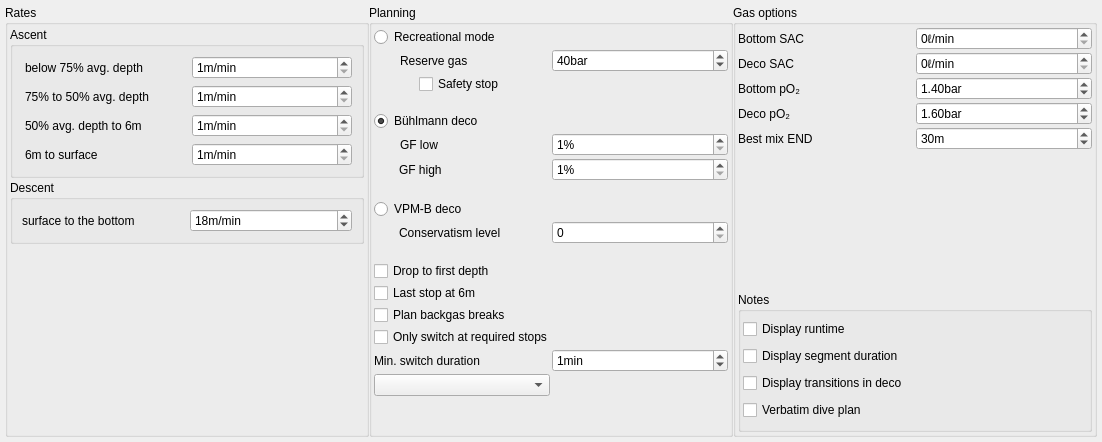
Above: desktop-widgets/plannerSettings.ui from subsurface/subsurface before the change. Below: the same form after it.
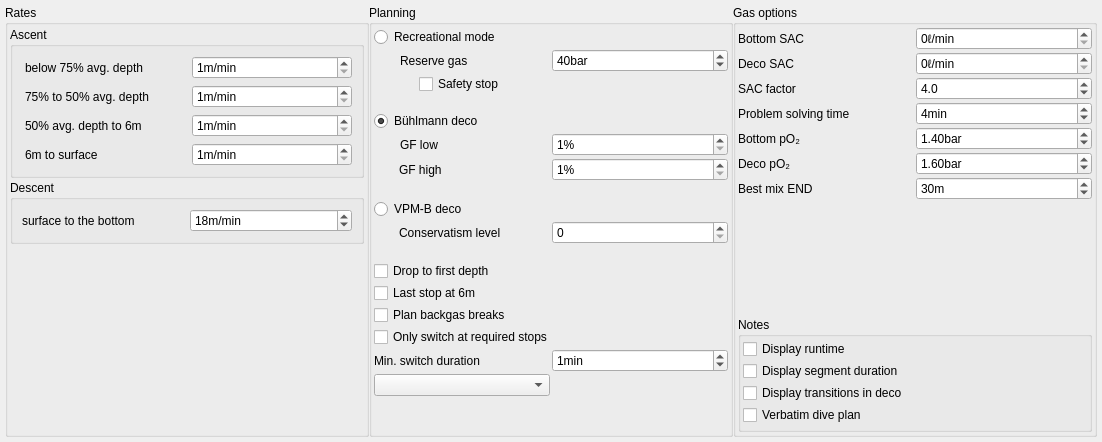
That is the form after the change.

Commit message:
Minimum gas calculation - Calculations and UI parameters
Add minimum gas calculation to planner output.
Add the two UI parameters prefs.sacfactor and prefs.problemsolvingtime.
Connect UI signals and slots for recalculation of diveplan.

Disable minimum gas calculation if there was already a warning before.
If minimum gas result is larger then cylinder start pressure give warning message instead of result.

Add line break before pO2 warnings but only if warnings exist.

The edit to the form file:
```diff
--- a/desktop-widgets/plannerSettings.ui
+++ b/desktop-widgets/plannerSettings.ui
@@ -530,7 +530,40 @@
           <property name="spacing">
            <number>2</number>
           </property>
-          <item row="5" column="0">
+          <item row="1" column="1">
+           <widget class="QDoubleSpinBox" name="decoStopSAC">
+            <property name="suffix">
+             <string>ℓ/min</string>
+            </property>
+            <property name="decimals">
+             <number>0</number>
+            </property>
+            <property name="maximum">
+             <double>99.000000000000000</double>
+            </property>
+           </widget>
+          </item>
+          <item row="1" column="0">
+           <widget class="QLabel" name="decosac">
+            <property name="text">
+             <string>Deco SAC</string>
+            </property>
+           </widget>
+          </item>
+          <item row="8" column="0">
+           <spacer name="verticalSpacer_4">
+            <property name="orientation">
+             <enum>Qt::Vertical</enum>
+            </property>
+            <property name="sizeHint" stdset="0">
+             <size>
+              <width>20</width>
+              <height>20</height>
+             </size>
+            </property>
+           </spacer>
+          </item>
+          <item row="7" column="0">
            <spacer name="verticalSpacer_3">
             <property name="orientation">
              <enum>Qt::Vertical</enum>
@@ -543,7 +576,7 @@
             </property>
            </spacer>
           </item>
-          <item row="2" column="1">
+          <item row="4" column="1">
            <widget class="QDoubleSpinBox" name="bottompo2">
             <property name="suffix">
              <string>bar</string>
@@ -572,7 +605,7 @@
             </property>
            </widget>
           </item>
-          <item row="3" column="1">
+          <item row="5" column="1">
            <widget class="QDoubleSpinBox" name="decopo2">
             <property name="suffix">
              <string>bar</string>
@@ -588,7 +621,7 @@
             </property>
            </widget>
           </item>
-          <item row="4" column="1">
+          <item row="6" column="1">
            <widget class="QSpinBox" name="bestmixEND">
             <property name="suffix">
              <string>m</string>
@@ -614,21 +647,21 @@
             </property>
            </widget>
           </item>
-          <item row="2" column="0">
+          <item row="4" column="0">
            <widget class="QLabel" name="bottompO2">
             <property name="text">
              <string>Bottom pO₂</string>
             </property>
            </widget>
           </item>
-          <item row="4" column="0">
+          <item row="6" column="0">
            <widget class="QLabel" name="bestEND">
             <property name="text">
              <string>Best mix END</string>
             </property>
            </widget>
           </item>
-          <item row="6" column="0" colspan="2">
+          <item row="8" column="0" colspan="2">
            <widget class="QGroupBox" name="Notes">
             <property name="title">
              <string>Notes</string>
@@ -692,45 +725,67 @@
             </layout>
            </widget>
           </item>
-          <item row="1" column="1">
-           <widget class="QDoubleSpinBox" name="decoStopSAC">
-            <property name="suffix">
-             <string>ℓ/min</string>
-            </property>
-            <property name="decimals">
-             <number>0</number>
-            </property>
-            <property name="maximum">
-             <double>99.000000000000000</double>
-            </property>
-           </widget>
-          </item>
-          <item row="3" column="0">
+          <item row="5" column="0">
            <widget class="QLabel" name="decopO2">
             <property name="text">
              <string>Deco pO₂</string>
             </property>
            </widget>
           </item>
-          <item row="1" column="0">
-           <widget class="QLabel" name="decosac">
+          <item row="2" column="0">
+           <widget class="QLabel" name="sacFactor">
             <property name="text">
-             <string>Deco SAC</string>
+             <string>SAC factor</string>
             </property>
            </widget>
           </item>
-          <item row="6" column="0">
-           <spacer name="verticalSpacer_4">
-            <property name="orientation">
-             <enum>Qt::Vertical</enum>
+          <item row="2" column="1">
+           <widget class="QDoubleSpinBox" name="sacfactor">
+            <property name="toolTip">
+             <string>Used to calculate minimum gas. Consider two divers with possibly increased SAC after OoG event.</string>
             </property>
-            <property name="sizeHint" stdset="0">
-             <size>
-              <width>20</width>
-              <height>20</height>
-             </size>
+            <property name="decimals">
+             <number>1</number>
             </property>
-           </spacer>
+            <property name="minimum">
+             <double>2.000000000000000</double>
+            </property>
+            <property name="maximum">
+             <double>10.000000000000000</double>
+            </property>
+            <property name="singleStep">
+             <double>0.100000000000000</double>
+            </property>
+            <property name="value">
+             <double>4.000000000000000</double>
+            </property>
+           </widget>
+          </item>
+          <item row="3" column="0">
+           <widget class="QLabel" name="problemSolvingTime">
+            <property name="text">
+             <string>Problem solving time</string>
+            </property>
+           </widget>
+          </item>
+          <item row="3" column="1">
+           <widget class="QSpinBox" name="problemsolvingtime">
+            <property name="toolTip">
+             <string>Used to calculate minimum gas. Additional time at max. depth after OoG event.</string>
+            </property>
+            <property name="suffix">
+             <string>min</string>
+            </property>
+            <property name="prefix">
+             <string/>
+            </property>
+            <property name="maximum">
+             <number>10</number>
+            </property>
+            <property name="value">
+             <number>4</number>
+            </property>
+           </widget>
           </item>
          </layout>
         </widget>
```
Left out of the diff: 11 changed lines with no effect on the pictures. The commit also changes 9 other files.
